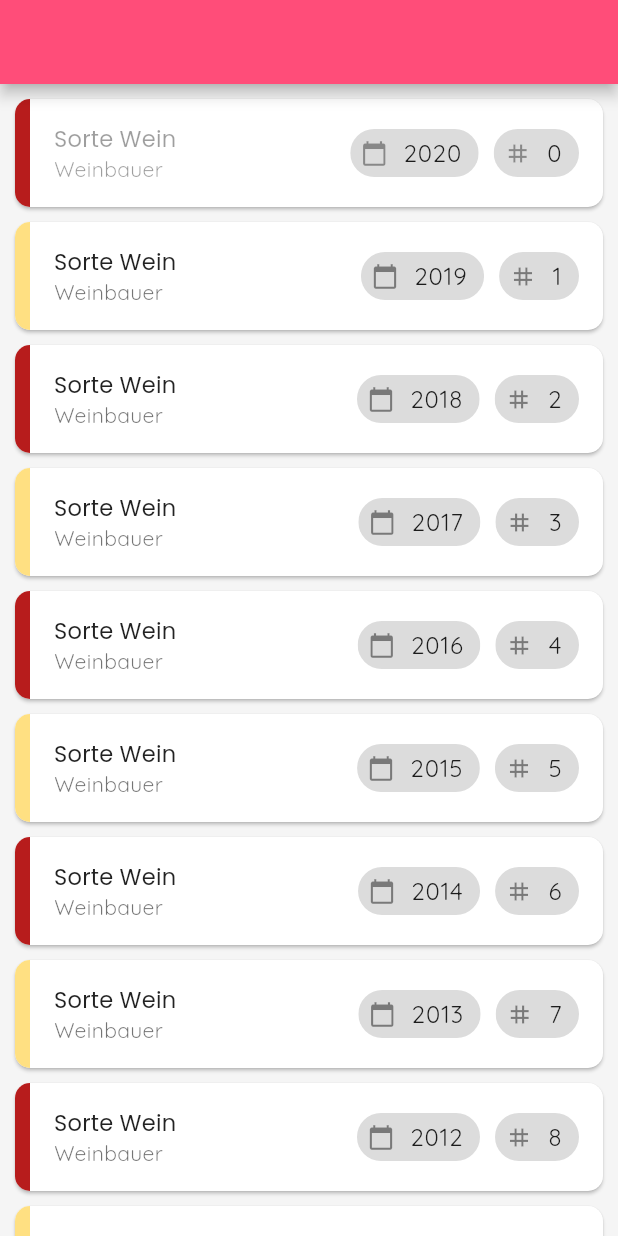
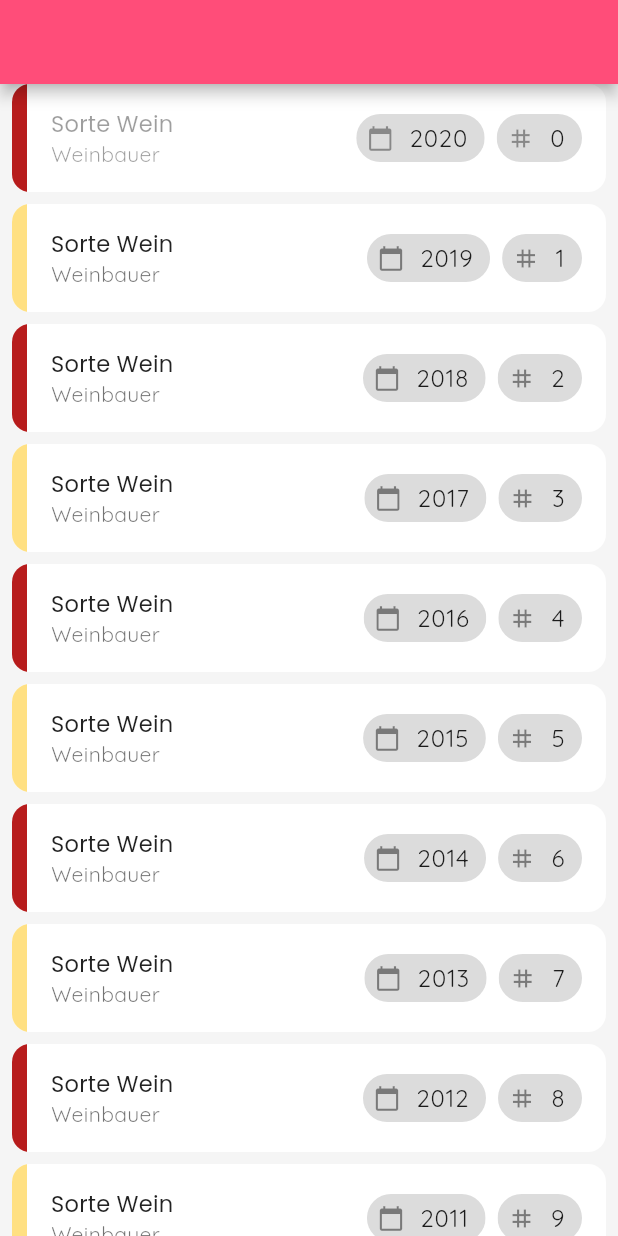
Before and after one commit to felixwollmann/weindb-app, a Flutter app: the Home screen opened directly, on a phone screen of 412 x 824 dp. Run offline on Flutter 3.47's test engine with Material 2 defaults, Android fonts, the phone set to English and light mode, and no system bars; our stand-ins replace equatable, flutter_bloc, flutter_markdown, google_fonts, hydrated_bloc, shared_preferences; accounts and stored records are empty; network calls fail.

Commit message:
Improved WeinListItem and underlying base

```diff
--- a/lib/new home.dart
+++ b/lib/new home.dart
@@ -10,6 +10,7 @@ import 'package:weindb/theme/components/Things.dart';
 // import 'package:weindb/theme/theme.dart' as theme;
 
 import 'package:weindb/pages/edit/edit.dart';
+import 'package:weindb/theme/constants.dart';
 import 'package:weindb/widgets/WeinListItem.dart';
 
 import 'models/models.dart';
@@ -26,12 +27,16 @@ class _HomeState extends State<Home> {
   Widget build(BuildContext context) {
     return Scaffold(
       appBar: AppBar(),
-      body: ListView.builder(
+      body: ListView.separated(
+        separatorBuilder: (_, __) => const SizedBox(height: kDefaultPadding),
         itemBuilder: (context, number) => WeinListItem(
           WeinModel(
             id: 1,
             name: 'Wein',
-            sorte: SorteModel(id: 1, name: 'Sorte', farbe: number % 2 == 0 ? WeinFarbe.red : WeinFarbe.white),
+            sorte: SorteModel(
+                id: 1,
+                name: 'Sorte',
+                farbe: number % 2 == 0 ? WeinFarbe.red : WeinFarbe.white),
             anzahl: number,
             getrunken: 1,
             jahr: 2020 - number,
@@ -46,7 +51,7 @@ class _HomeState extends State<Home> {
             gekauft: DateTime.now(),
             preis: 10.0,
           ),
-
+          // onTap: () {},
         ),
         itemCount: 20,
       ),
--- a/lib/widgets/MyListItem.dart
+++ b/lib/widgets/MyListItem.dart
@@ -1,20 +1,28 @@
 import 'package:animations/animations.dart';
 import 'package:flutter/material.dart';
+import 'package:weindb/theme/constants.dart';
 
 import '../theme/WeinFarbenUIColor.dart';
 
 class MyListItem extends StatelessWidget {
-  const MyListItem(
+  MyListItem(
       {Key? key,
-      required this.openBuilder,
+      this.openBuilder,
       this.color,
       required this.title,
       required this.subtitle,
       this.chips = const [],
-      this.enabled = true})
-      : super(key: key);
+      this.enabled = true,
+      void Function()? onTap})
+      : assert(openBuilder != null || onTap != null,
+            'Need to supply at least onTap or openBuilder'),
+        assert(openBuilder == null || onTap == null,
+            'Only supply onTap OR openBuilder - not both'),
+        onTap = onTap ?? (openBuilder != null ? null : () {}),
+        // this.openBuilder = (onTap != null) openBuilder
+        super(key: key);
 
-  final Widget Function(BuildContext, void Function({Never? returnValue}))
+  final Widget Function(BuildContext, void Function({Never? returnValue}))?
       openBuilder;
 
   final Color? color;
@@ -24,23 +32,43 @@ class MyListItem extends StatelessWidget {
 
   final bool enabled;
 
+  // what happens if
+  final void Function()? onTap;
+
   final List<Widget> chips;
 
   @override
   Widget build(BuildContext context) {
     final hasColor = color != null;
 
+    final hasOnTap = onTap != null;
+
     return Padding(
-      padding: const EdgeInsets.fromLTRB(10, 10, 10, 0),
-      child: OpenContainer(
+      padding:
+          const EdgeInsets.symmetric(vertical: 0, horizontal: kDefaultPadding),
+      child: hasOnTap
+          ? _wrapInCard(
+              hasColor ? _listTileWithColor(onTap!) : _listTile(onTap!))
+          : OpenContainer(
+              closedElevation: 0,
               closedShape: RoundedRectangleBorder(
-            borderRadius: BorderRadius.all(Radius.circular(10))),
+                borderRadius: BorderRadius.circular(kBorderRadius),
+              ),
               closedColor: Theme.of(context).cardColor,
               // closedColor: Colors.transparent,
               openColor: Theme.of(context).scaffoldBackgroundColor,
-        openBuilder: openBuilder,
-        closedBuilder: (context, open) => hasColor
-            ? IntrinsicHeight(
+              openBuilder: openBuilder!,
+              closedBuilder: (context, open) =>
+                  hasColor ? _listTileWithColor(open) : _listTile(open)),
+    );
+  }
+
+  Widget _wrapInCard(Widget child) {
+    return Card(child: child);
+  }
+
+  Widget _listTileWithColor(void Function() open) {
+    return IntrinsicHeight(
       child: Row(
         crossAxisAlignment: CrossAxisAlignment.stretch,
         mainAxisAlignment: MainAxisAlignment.start,
@@ -52,37 +80,25 @@ class MyListItem extends StatelessWidget {
             color: color,
           ),
           Expanded(
-                      child: ListTile(
+            child: _listTile(open),
+          ),
+        ],
+      ),
+    );
+  }
+
+  ListTile _listTile(VoidCallback open) {
+    return ListTile(
       title: Text(title),
       enabled: enabled,
       onTap: open,
       style: ListTileStyle.list,
       subtitle: Text(subtitle),
       trailing: Container(
-                          constraints: BoxConstraints(maxWidth: 200),
+        constraints: const BoxConstraints(maxWidth: 200),
         child: Wrap(
           children: chips,
-                            spacing: 10,
-                          ),
-                        ),
-                      ),
-                    ),
-                  ],
-                ),
-              )
-            : ListTile(
-                title: Text(title),
-                enabled: enabled,
-                onTap: open,
-                style: ListTileStyle.list,
-                subtitle: Text(subtitle),
-                trailing: Container(
-                  constraints: BoxConstraints(maxWidth: 200),
-                  child: Wrap(
-                    children: chips,
-                    spacing: 10,
-                  ),
-                ),
+          spacing: kDefaultPadding,
         ),
       ),
     );
--- a/lib/widgets/WeinListItem.dart
+++ b/lib/widgets/WeinListItem.dart
@@ -7,7 +7,11 @@ import '../models/models.dart';
 import 'MyListItem.dart';
 
 class WeinListItem extends StatelessWidget {
-  const WeinListItem(this.weinModel, {Key? key}) : super(key: key);
+  WeinListItem(this.weinModel, {Key? key, this.onTap})
+      : super(key: key);
+
+  /// If supplied, tapping on the ListTile will call this method. It not, tapping will open the WeinPage for the relevant wine (with an animation).
+  final void Function()? onTap;
 
   final WeinModel weinModel;
   @override
@@ -15,11 +19,12 @@ class WeinListItem extends StatelessWidget {
     final isEnabled = weinModel.available;
 
     return MyListItem(
-      openBuilder: (context, close) => Scaffold(
+      onTap: onTap,
+      openBuilder: onTap == null ? (context, close) => Scaffold(
         body: Center(
           child: WeinPage(weinModel: weinModel),
         ),
-      ),
+      ) : null,
       subtitle: weinModel.weinbauer.toString(),
       title: weinModel.toString(),
       color: WeinFarbenUIColor.getColor(
```
Lines whose indentation alone changed are shown as unchanged.
